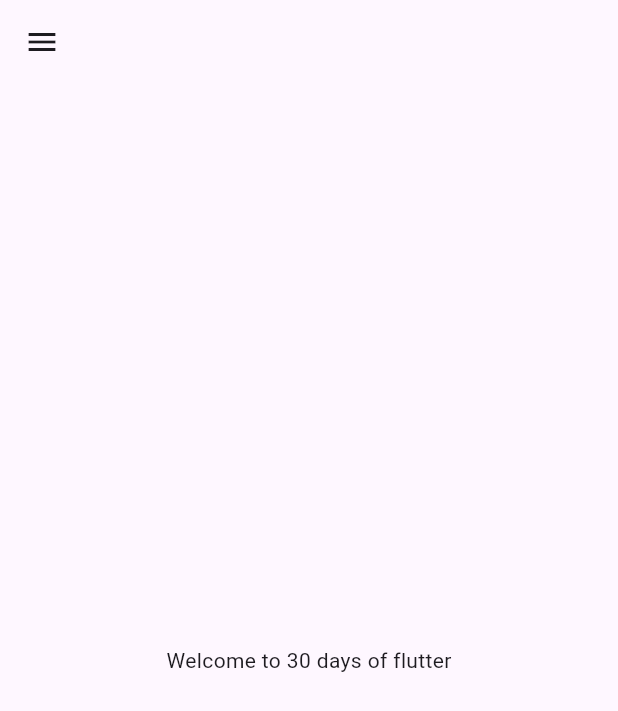
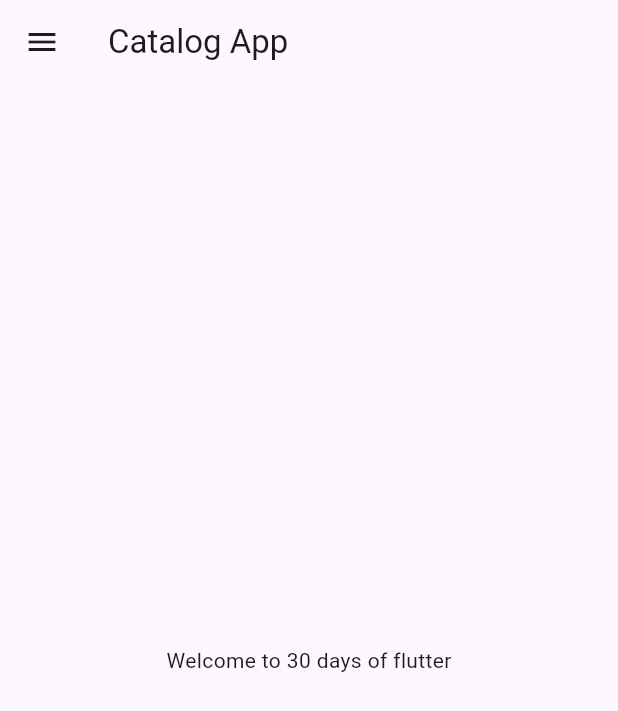
Before and after one commit to rehmanshafiq/flutter_basics, a Flutter app: the screen it shows after launch, on a phone screen of 412 x 824 dp. Shown: the top 711 px of the screen. Run offline on Flutter 3.47's test engine with Material 3 defaults, Android fonts, the phone set to English and light mode, and no system bars.

Commit message:
Day 2 completed.

```diff
--- a/lib/home_screen.dart
+++ b/lib/home_screen.dart
@@ -9,7 +9,9 @@ class HomeScreen extends StatelessWidget {
     final String name = "flutter";
 
     return Scaffold(
-      appBar: AppBar(),
+      appBar: AppBar(
+        title: Text("Catalog App"),
+      ),
       body: Center(
         child: Container(
           child: Text("Welcome to $days days of $name"),
```
